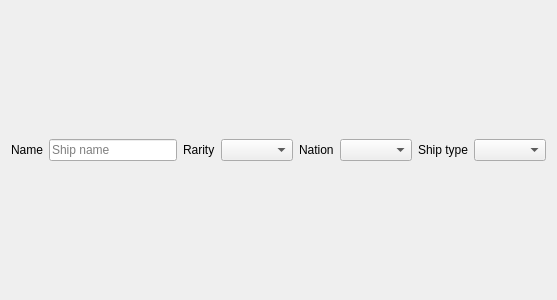
Old version of the form azuriris/ui/ui/shipfu_filter.ui in the repository Sugihiru/Azur-Iris.
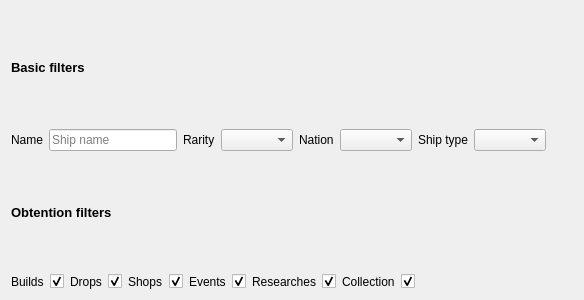
New version of the form.

Commit message: Obtention methods filters, display collection obtention method

What changed in the file:
```diff
--- a/azuriris/ui/ui/shipfu_filter.ui
+++ b/azuriris/ui/ui/shipfu_filter.ui
@@ -6,7 +6,7 @@
    <rect>
     <x>0</x>
     <y>0</y>
-    <width>400</width>
+    <width>584</width>
     <height>300</height>
    </rect>
   </property>
@@ -20,67 +20,27 @@
    <string>Form</string>
   </property>
   <layout class="QGridLayout" name="gridLayout">
-   <item row="0" column="7">
-    <widget class="QLabel" name="shipTypeLabel">
-     <property name="text">
-      <string>Ship type</string>
-     </property>
-    </widget>
-   </item>
-   <item row="0" column="4">
-    <widget class="QComboBox" name="rarityComboBox">
-     <property name="currentText">
-      <string/>
-     </property>
-    </widget>
-   </item>
-   <item row="0" column="5">
-    <widget class="QLabel" name="nationLabel">
-     <property name="text">
-      <string>Nation</string>
-     </property>
-    </widget>
-   </item>
-   <item row="0" column="8">
-    <widget class="QComboBox" name="shipTypeComboBox"/>
-   </item>
-   <item row="0" column="0">
-    <widget class="QLabel" name="nameLabel">
-     <property name="text">
-      <string>Name</string>
-     </property>
-    </widget>
-   </item>
-   <item row="0" column="6">
-    <widget class="QComboBox" name="nationComboBox"/>
-   </item>
-   <item row="0" column="1">
-    <widget class="QLineEdit" name="nameLineEdit">
+   <item row="0" column="0" colspan="9">
+    <widget class="QLabel" name="filterTitle1Label">
      <property name="sizePolicy">
-      <sizepolicy hsizetype="Preferred" vsizetype="Fixed">
+      <sizepolicy hsizetype="Preferred" vsizetype="Minimum">
        <horstretch>0</horstretch>
        <verstretch>0</verstretch>
       </sizepolicy>
      </property>
-     <property name="minimumSize">
-      <size>
-       <width>128</width>
-       <height>0</height>
-      </size>
+     <property name="font">
+      <font>
+       <pointsize>10</pointsize>
+       <weight>75</weight>
+       <bold>true</bold>
+      </font>
      </property>
-     <property name="placeholderText">
-      <string>Ship name</string>
-     </property>
-    </widget>
-   </item>
-   <item row="0" column="3">
-    <widget class="QLabel" name="rarityLabel">
      <property name="text">
-      <string>Rarity</string>
+      <string>Basic filters</string>
      </property>
     </widget>
    </item>
-   <item row="0" column="9">
+   <item row="2" column="9">
     <spacer name="horizontalSpacer">
      <property name="orientation">
       <enum>Qt::Horizontal</enum>
@@ -93,6 +53,210 @@
      </property>
     </spacer>
    </item>
+   <item row="1" column="0" colspan="9">
+    <layout class="QHBoxLayout" name="horizontalLayout_3">
+     <item>
+      <widget class="QLabel" name="nameLabel">
+       <property name="text">
+        <string>Name</string>
+       </property>
+      </widget>
+     </item>
+     <item>
+      <widget class="QLineEdit" name="nameLineEdit">
+       <property name="sizePolicy">
+        <sizepolicy hsizetype="Preferred" vsizetype="Fixed">
+         <horstretch>0</horstretch>
+         <verstretch>0</verstretch>
+        </sizepolicy>
+       </property>
+       <property name="minimumSize">
+        <size>
+         <width>128</width>
+         <height>0</height>
+        </size>
+       </property>
+       <property name="placeholderText">
+        <string>Ship name</string>
+       </property>
+      </widget>
+     </item>
+     <item>
+      <widget class="QLabel" name="rarityLabel">
+       <property name="text">
+        <string>Rarity</string>
+       </property>
+      </widget>
+     </item>
+     <item>
+      <widget class="QComboBox" name="rarityComboBox">
+       <property name="currentText">
+        <string/>
+       </property>
+      </widget>
+     </item>
+     <item>
+      <widget class="QLabel" name="nationLabel">
+       <property name="text">
+        <string>Nation</string>
+       </property>
+      </widget>
+     </item>
+     <item>
+      <widget class="QComboBox" name="nationComboBox"/>
+     </item>
+     <item>
+      <widget class="QLabel" name="shipTypeLabel">
+       <property name="text">
+        <string>Ship type</string>
+       </property>
+      </widget>
+     </item>
+     <item>
+      <widget class="QComboBox" name="shipTypeComboBox"/>
+     </item>
+    </layout>
+   </item>
+   <item row="4" column="1">
+    <layout class="QHBoxLayout" name="dropHLayout">
+     <item>
+      <widget class="QLabel" name="dropLabel">
+       <property name="text">
+        <string>Drops</string>
+       </property>
+      </widget>
+     </item>
+     <item>
+      <widget class="QCheckBox" name="dropCheckBox">
+       <property name="text">
+        <string/>
+       </property>
+       <property name="checked">
+        <bool>true</bool>
+       </property>
+      </widget>
+     </item>
+    </layout>
+   </item>
+   <item row="4" column="0">
+    <layout class="QHBoxLayout" name="buildHLayout">
+     <item>
+      <widget class="QLabel" name="buildLabel">
+       <property name="text">
+        <string>Builds</string>
+       </property>
+      </widget>
+     </item>
+     <item>
+      <widget class="QCheckBox" name="buildCheckBox">
+       <property name="text">
+        <string/>
+       </property>
+       <property name="checked">
+        <bool>true</bool>
+       </property>
+      </widget>
+     </item>
+    </layout>
+   </item>
+   <item row="2" column="0" colspan="9">
+    <widget class="QLabel" name="filterTitle2Label">
+     <property name="font">
+      <font>
+       <pointsize>10</pointsize>
+       <weight>75</weight>
+       <bold>true</bold>
+      </font>
+     </property>
+     <property name="text">
+      <string>Obtention filters</string>
+     </property>
+    </widget>
+   </item>
+   <item row="4" column="2">
+    <layout class="QHBoxLayout" name="shopHLayout">
+     <item>
+      <widget class="QLabel" name="shopLabel">
+       <property name="text">
+        <string>Shops</string>
+       </property>
+      </widget>
+     </item>
+     <item>
+      <widget class="QCheckBox" name="shopCheckBox">
+       <property name="text">
+        <string/>
+       </property>
+       <property name="checked">
+        <bool>true</bool>
+       </property>
+      </widget>
+     </item>
+    </layout>
+   </item>
+   <item row="4" column="3">
+    <layout class="QHBoxLayout" name="eventHLayout">
+     <item>
+      <widget class="QLabel" name="eventLabel">
+       <property name="text">
+        <string>Events</string>
+       </property>
+      </widget>
+     </item>
+     <item>
+      <widget class="QCheckBox" name="eventCheckBox">
+       <property name="text">
+        <string/>
+       </property>
+       <property name="checked">
+        <bool>true</bool>
+       </property>
+      </widget>
+     </item>
+    </layout>
+   </item>
+   <item row="4" column="4">
+    <layout class="QHBoxLayout" name="researchHLayout">
+     <item>
+      <widget class="QLabel" name="researchLabel">
+       <property name="text">
+        <string>Researches</string>
+       </property>
+      </widget>
+     </item>
+     <item>
+      <widget class="QCheckBox" name="researchCheckBox">
+       <property name="text">
+        <string/>
+       </property>
+       <property name="checked">
+        <bool>true</bool>
+       </property>
+      </widget>
+     </item>
+    </layout>
+   </item>
+   <item row="4" column="5">
+    <layout class="QHBoxLayout" name="collectionHLayout">
+     <item>
+      <widget class="QLabel" name="collectionLabel">
+       <property name="text">
+        <string>Collection</string>
+       </property>
+      </widget>
+     </item>
+     <item>
+      <widget class="QCheckBox" name="collectionCheckBox">
+       <property name="text">
+        <string/>
+       </property>
+       <property name="checked">
+        <bool>true</bool>
+       </property>
+      </widget>
+     </item>
+    </layout>
+   </item>
   </layout>
  </widget>
  <resources/>
```
The commit also changes 6 other files.
